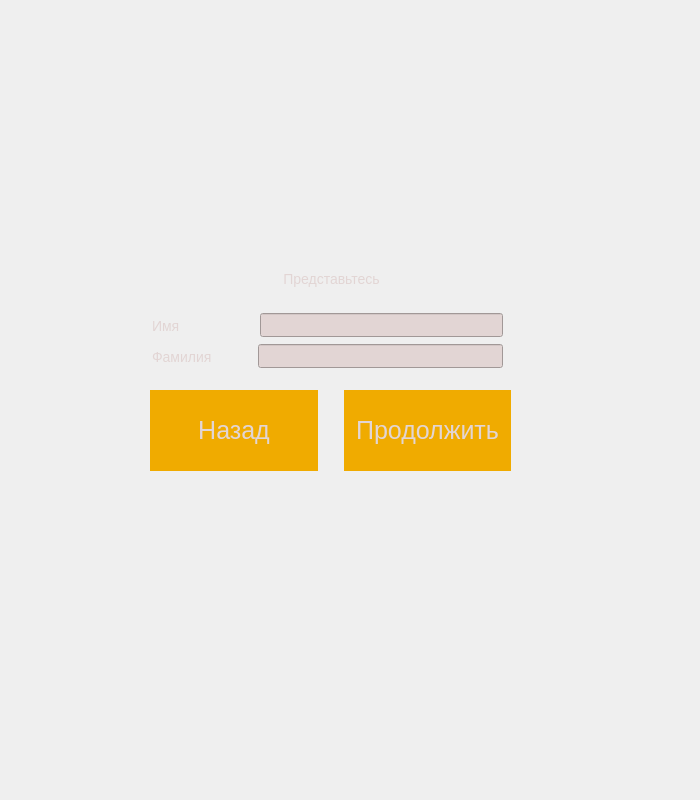
Before: the Qt Designer form form.ui in philipscode/Quiz-for-genetic-algorithm-task, drawn with Qt 5.
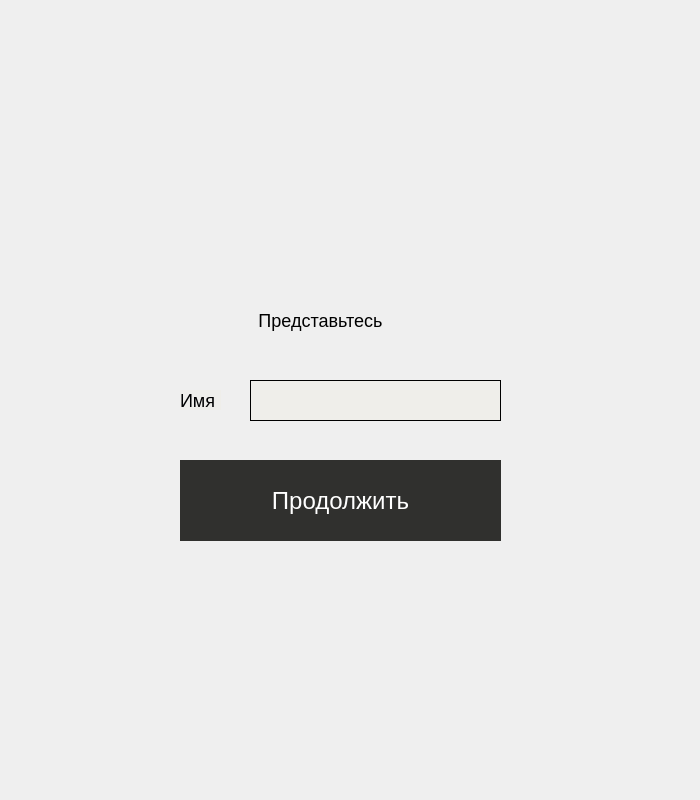
After: the same form once the commit is applied.

```diff
--- a/form.ui
+++ b/form.ui
@@ -13,130 +13,25 @@
   <property name="windowTitle">
    <string>Form</string>
   </property>
-  <widget class="QWidget" name="">
-   <property name="geometry">
-    <rect>
-     <x>152</x>
-     <y>310</y>
-     <width>351</width>
-     <height>31</height>
-    </rect>
-   </property>
-   <layout class="QHBoxLayout" name="horizontalLayout">
-    <item>
-     <widget class="QLabel" name="nameLabel">
-      <property name="styleSheet">
-       <string notr="true">color: rgb(226, 213, 212);
-font-size: 14px;
-font-weight: 300;</string>
-      </property>
-      <property name="text">
-       <string>Имя</string>
-      </property>
-     </widget>
-    </item>
-    <item>
-     <spacer name="horizontalSpacer">
-      <property name="orientation">
-       <enum>Qt::Horizontal</enum>
-      </property>
-      <property name="sizeType">
-       <enum>QSizePolicy::Preferred</enum>
-      </property>
-      <property name="sizeHint" stdset="0">
-       <size>
-        <width>74</width>
-        <height>20</height>
-       </size>
-      </property>
-     </spacer>
-    </item>
-    <item>
-     <widget class="QLineEdit" name="nameLineEdit">
-      <property name="sizePolicy">
-       <sizepolicy hsizetype="Expanding" vsizetype="Fixed">
-        <horstretch>0</horstretch>
-        <verstretch>0</verstretch>
-       </sizepolicy>
-      </property>
-      <property name="styleSheet">
-       <string notr="true">color: rgb(129, 118, 107);
-background-color: rgb(226, 213, 212);
-font-size: 14px;
-font-weight: 300;</string>
-      </property>
-     </widget>
-    </item>
-   </layout>
-  </widget>
-  <widget class="QWidget" name="">
-   <property name="geometry">
-    <rect>
-     <x>152</x>
-     <y>341</y>
-     <width>351</width>
-     <height>31</height>
-    </rect>
-   </property>
-   <layout class="QHBoxLayout" name="horizontalLayout_2">
-    <item>
-     <widget class="QLabel" name="surnameLabel">
-      <property name="styleSheet">
-       <string notr="true">color: rgb(226, 213, 212);
-font-size: 14px;
-font-weight: 300;</string>
-      </property>
-      <property name="text">
-       <string>Фамилия</string>
-      </property>
-     </widget>
-    </item>
-    <item>
-     <spacer name="horizontalSpacer_2">
-      <property name="orientation">
-       <enum>Qt::Horizontal</enum>
-      </property>
-      <property name="sizeType">
-       <enum>QSizePolicy::Preferred</enum>
-      </property>
-      <property name="sizeHint" stdset="0">
-       <size>
-        <width>40</width>
-        <height>20</height>
-       </size>
-      </property>
-     </spacer>
-    </item>
-    <item>
-     <widget class="QLineEdit" name="surnameLineEdit">
-      <property name="sizePolicy">
-       <sizepolicy hsizetype="Expanding" vsizetype="Fixed">
-        <horstretch>0</horstretch>
-        <verstretch>0</verstretch>
-       </sizepolicy>
-      </property>
-      <property name="styleSheet">
-       <string notr="true">color: rgb(129, 118, 107);
-background-color: rgb(226, 213, 212);
-font-size: 14px;
-font-weight: 300;</string>
-      </property>
-     </widget>
-    </item>
-   </layout>
-  </widget>
   <widget class="QLabel" name="headLabel">
    <property name="geometry">
     <rect>
-     <x>280</x>
-     <y>270</y>
-     <width>103</width>
-     <height>17</height>
+     <x>240</x>
+     <y>300</y>
+     <width>161</width>
+     <height>41</height>
     </rect>
    </property>
+   <property name="font">
+    <font>
+     <pointsize>-1</pointsize>
+     <weight>37</weight>
+     <bold>false</bold>
+    </font>
+   </property>
    <property name="styleSheet">
-    <string notr="true">color: rgb(226, 213, 212);
-font-size: 14px;
+    <string notr="true">color: black;
+font-size: 18px;
 font-weight: 300;</string>
    </property>
    <property name="text">
@@ -146,73 +41,96 @@
     <set>Qt::AlignCenter</set>
    </property>
   </widget>
-  <widget class="QWidget" name="">
+  <widget class="QLabel" name="nameLabel">
    <property name="geometry">
     <rect>
-     <x>150</x>
+     <x>180</x>
      <y>390</y>
-     <width>361</width>
+     <width>41</width>
+     <height>20</height>
+    </rect>
+   </property>
+   <property name="font">
+    <font>
+     <pointsize>-1</pointsize>
+     <weight>37</weight>
+     <bold>false</bold>
+    </font>
+   </property>
+   <property name="styleSheet">
+    <string notr="true">color: black;
+background-color: #efeeea;
+font-size: 18px;
+font-weight: 300;</string>
+   </property>
+   <property name="locale">
+    <locale language="Russian" country="Russia"/>
+   </property>
+   <property name="text">
+    <string>Имя</string>
+   </property>
+  </widget>
+  <widget class="QLineEdit" name="nameLineEdit">
+   <property name="geometry">
+    <rect>
+     <x>250</x>
+     <y>380</y>
+     <width>251</width>
+     <height>41</height>
+    </rect>
+   </property>
+   <property name="sizePolicy">
+    <sizepolicy hsizetype="Expanding" vsizetype="Fixed">
+     <horstretch>0</horstretch>
+     <verstretch>0</verstretch>
+    </sizepolicy>
+   </property>
+   <property name="styleSheet">
+    <string notr="true">color: black;
+background-color: #efeeea;
+font-size: 18px;
+font-weight: 300;
+border: 1px solid black;</string>
+   </property>
+   <property name="locale">
+    <locale language="Russian" country="Russia"/>
+   </property>
+  </widget>
+  <widget class="QPushButton" name="submitButton">
+   <property name="geometry">
+    <rect>
+     <x>180</x>
+     <y>460</y>
+     <width>321</width>
      <height>81</height>
     </rect>
    </property>
-   <layout class="QHBoxLayout" name="horizontalLayout_3">
-    <item>
-     <widget class="QPushButton" name="backButton">
-      <property name="sizePolicy">
-       <sizepolicy hsizetype="Expanding" vsizetype="Preferred">
-        <horstretch>0</horstretch>
-        <verstretch>0</verstretch>
-       </sizepolicy>
-      </property>
-      <property name="styleSheet">
-       <string notr="true">background-color:  rgb(240, 171, 0);
-color: rgb(226, 213, 212);
-font-size: 25px;
-font-weight: 300;
-border: 0px;</string>
-      </property>
-      <property name="text">
-       <string>Назад</string>
-      </property>
-     </widget>
-    </item>
-    <item>
-     <spacer name="horizontalSpacer_3">
-      <property name="orientation">
-       <enum>Qt::Horizontal</enum>
-      </property>
-      <property name="sizeType">
-       <enum>QSizePolicy::Preferred</enum>
-      </property>
-      <property name="sizeHint" stdset="0">
-       <size>
-        <width>20</width>
-        <height>20</height>
-       </size>
-      </property>
-     </spacer>
-    </item>
-    <item>
-     <widget class="QPushButton" name="submitButton">
-      <property name="sizePolicy">
-       <sizepolicy hsizetype="Expanding" vsizetype="Preferred">
-        <horstretch>0</horstretch>
-        <verstretch>0</verstretch>
-       </sizepolicy>
-      </property>
-      <property name="styleSheet">
-       <string notr="true">background-color:  rgb(240, 171, 0);
-color: rgb(226, 213, 212);
-font-size: 25px;
-font-weight: 300;
-border: 0px;</string>
-      </property>
-      <property name="text">
-       <string>Продолжить</string>
-      </property>
-     </widget>
-    </item>
-   </layout>
+   <property name="sizePolicy">
+    <sizepolicy hsizetype="Expanding" vsizetype="Preferred">
+     <horstretch>0</horstretch>
+     <verstretch>0</verstretch>
+    </sizepolicy>
+   </property>
+   <property name="font">
+    <font>
+     <pointsize>18</pointsize>
+    </font>
+   </property>
+   <property name="styleSheet">
+    <string notr="true">QPushButton {
+	background-color: #30302e;
+	border: 0px;
+	color: white;
+}
+QPushButton:pressed {
+	background-color: #a8a8a4;
+	border: 0px;
+	color: white;
+ }</string>
+   </property>
+   <property name="text">
+    <string>Продолжить</string>
+   </property>
   </widget>
  </widget>
  <resources/>
```
